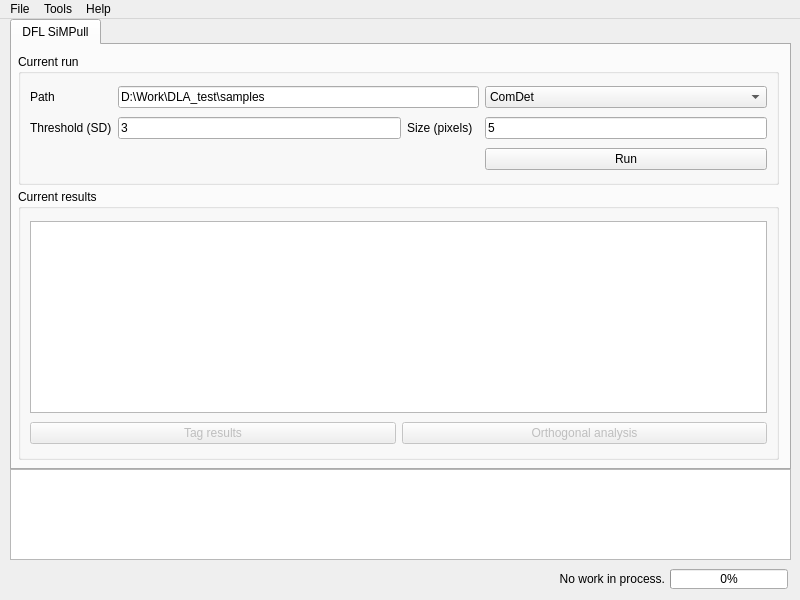
zengjiexia/ACT, file UI_form/DiffractionLimitedAnalysis.ui: the form before one commit.
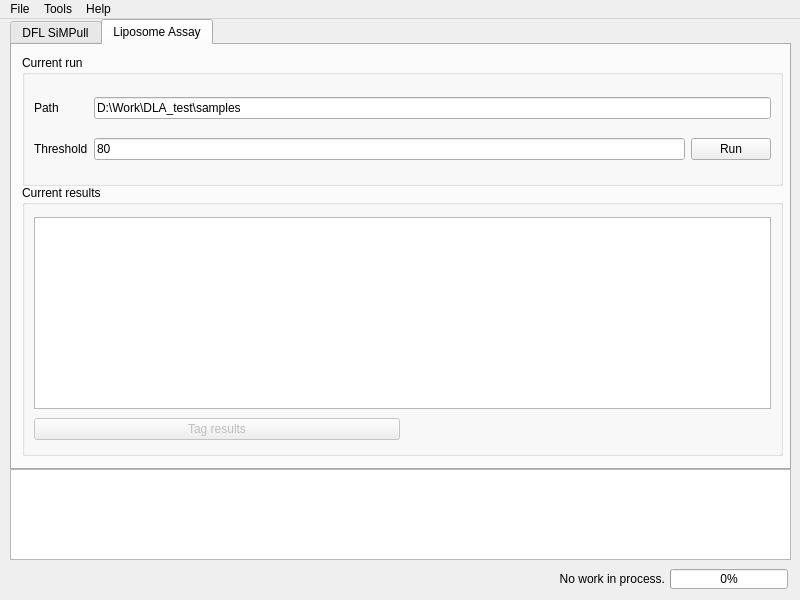
The form after the commit. Custom widgets are drawn as their Qt base class.

Commit message: UI class renamed

Diff of the .ui file:
```diff
--- a/UI_form/DiffractionLimitedAnalysis.ui
+++ b/UI_form/DiffractionLimitedAnalysis.ui
@@ -54,7 +54,7 @@
      </sizepolicy>
     </property>
     <property name="currentIndex">
-     <number>0</number>
+     <number>1</number>
     </property>
     <widget class="QWidget" name="mainTab">
      <attribute name="title">
@@ -95,7 +95,7 @@
        <item row="1" column="0">
         <widget class="QLabel" name="main_thresholdLabel">
          <property name="text">
-          <string>Threshold (SD)</string>
+          <string>Threshold</string>
          </property>
         </widget>
        </item>
@@ -109,7 +109,7 @@
        <item row="1" column="2">
         <widget class="QLabel" name="main_sizeLabel">
          <property name="text">
-          <string>Size (pixels)</string>
+          <string>Estimated size</string>
          </property>
         </widget>
        </item>
@@ -196,7 +196,142 @@
         </widget>
        </item>
        <item row="0" column="0" colspan="2">
-        <widget class="QTableView" name="main_resultTable">
+        <widget class="QTableView" name="DFLSP_resultTable">
+         <property name="sizePolicy">
+          <sizepolicy hsizetype="Preferred" vsizetype="Fixed">
+           <horstretch>0</horstretch>
+           <verstretch>0</verstretch>
+          </sizepolicy>
+         </property>
+         <property name="mouseTracking">
+          <bool>false</bool>
+         </property>
+         <property name="contextMenuPolicy">
+          <enum>Qt::DefaultContextMenu</enum>
+         </property>
+         <property name="editTriggers">
+          <set>QAbstractItemView::NoEditTriggers</set>
+         </property>
+         <property name="dragEnabled">
+          <bool>false</bool>
+         </property>
+         <property name="defaultDropAction">
+          <enum>Qt::IgnoreAction</enum>
+         </property>
+         <property name="selectionMode">
+          <enum>QAbstractItemView::ExtendedSelection</enum>
+         </property>
+         <property name="selectionBehavior">
+          <enum>QAbstractItemView::SelectItems</enum>
+         </property>
+        </widget>
+       </item>
+      </layout>
+     </widget>
+    </widget>
+    <widget class="QWidget" name="LipoAssayTab">
+     <attribute name="title">
+      <string>Liposome Assay</string>
+     </attribute>
+     <widget class="QGroupBox" name="LipoAssay_runBox">
+      <property name="geometry">
+       <rect>
+        <x>10</x>
+        <y>10</y>
+        <width>761</width>
+        <height>131</height>
+       </rect>
+      </property>
+      <property name="sizePolicy">
+       <sizepolicy hsizetype="Preferred" vsizetype="Fixed">
+        <horstretch>0</horstretch>
+        <verstretch>0</verstretch>
+       </sizepolicy>
+      </property>
+      <property name="maximumSize">
+       <size>
+        <width>16777215</width>
+        <height>230</height>
+       </size>
+      </property>
+      <property name="title">
+       <string>Current run</string>
+      </property>
+      <layout class="QGridLayout" name="gridLayout_4">
+       <item row="0" column="0">
+        <widget class="QLabel" name="LipoAssay_pathLabel">
+         <property name="text">
+          <string>Path</string>
+         </property>
+        </widget>
+       </item>
+       <item row="0" column="1" colspan="2">
+        <widget class="QLineEdit" name="LipoAssay_pathEntry">
+         <property name="text">
+          <string>D:\Work\DLA_test\samples</string>
+         </property>
+        </widget>
+       </item>
+       <item row="1" column="0">
+        <widget class="QLabel" name="LipoAssay_thresholdLabel">
+         <property name="text">
+          <string>Threshold</string>
+         </property>
+        </widget>
+       </item>
+       <item row="1" column="1">
+        <widget class="QLineEdit" name="LipoAssay_thresholdEntry">
+         <property name="text">
+          <string>80</string>
+         </property>
+        </widget>
+       </item>
+       <item row="1" column="2">
+        <widget class="QPushButton" name="LipoAssay_runButton">
+         <property name="text">
+          <string>Run</string>
+         </property>
+         <property name="checkable">
+          <bool>false</bool>
+         </property>
+         <property name="default">
+          <bool>false</bool>
+         </property>
+        </widget>
+       </item>
+      </layout>
+     </widget>
+     <widget class="QGroupBox" name="LipoAssay_resultBox">
+      <property name="geometry">
+       <rect>
+        <x>10</x>
+        <y>140</y>
+        <width>761</width>
+        <height>271</height>
+       </rect>
+      </property>
+      <property name="sizePolicy">
+       <sizepolicy hsizetype="Preferred" vsizetype="Fixed">
+        <horstretch>0</horstretch>
+        <verstretch>0</verstretch>
+       </sizepolicy>
+      </property>
+      <property name="title">
+       <string>Current results</string>
+      </property>
+      <layout class="QGridLayout" name="gridLayout_5">
+       <item row="2" column="0">
+        <widget class="QPushButton" name="LipoAssay_tagButton">
+         <property name="enabled">
+          <bool>false</bool>
+         </property>
+         <property name="text">
+          <string>Tag results</string>
+         </property>
+        </widget>
+       </item>
+       <item row="0" column="0" colspan="2">
+        <widget class="QTableView" name="LipoAssay_resultTable">
          <property name="sizePolicy">
           <sizepolicy hsizetype="Preferred" vsizetype="Fixed">
            <horstretch>0</horstretch>
```
Left out of the diff: 75 changed lines with no effect on the pictures.
